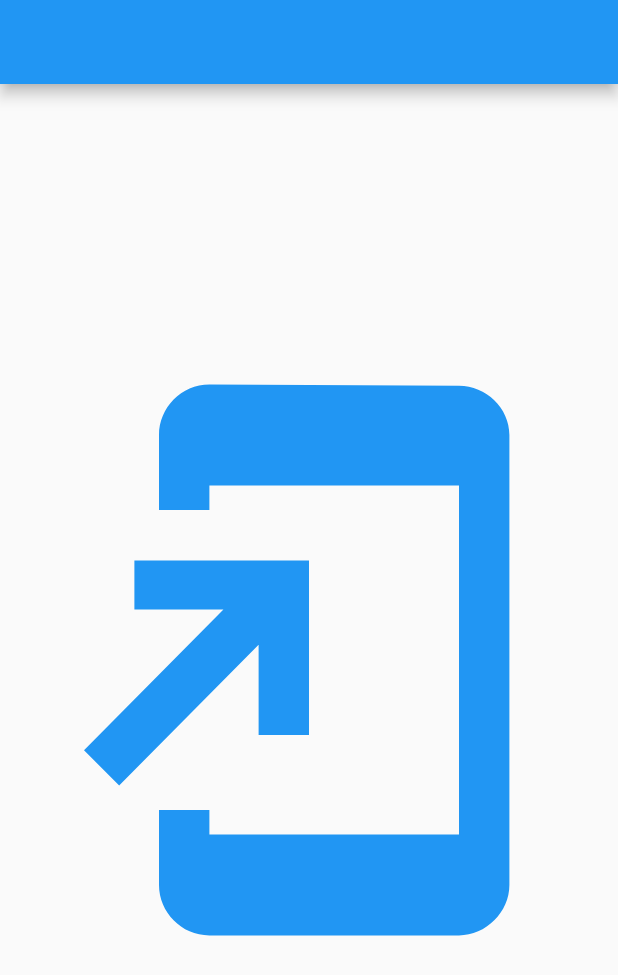
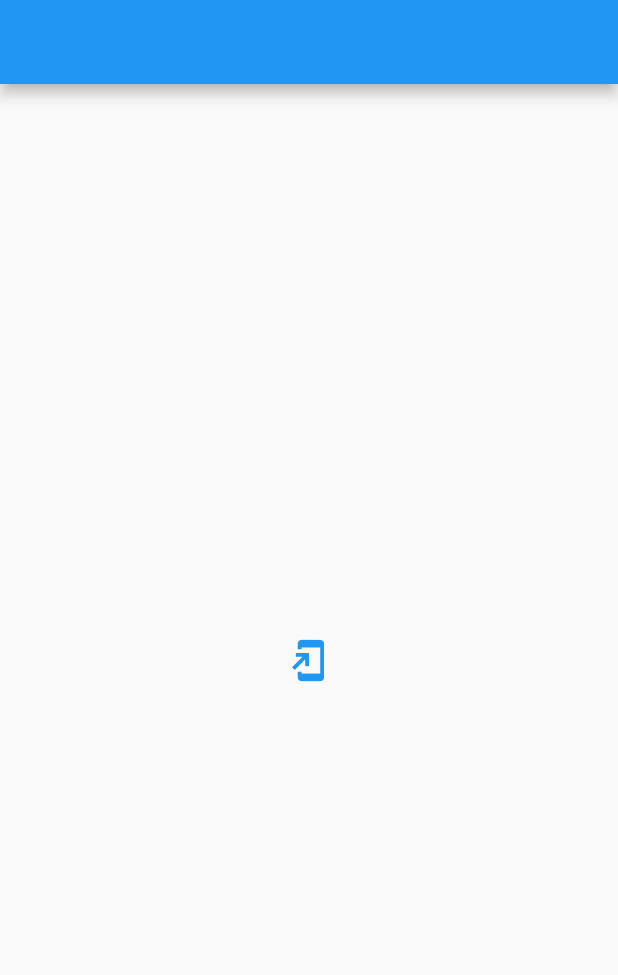
Before and after one commit to xErik444x/flutterProyects, a Flutter app: the screen it shows after launch, on a phone screen of 412 x 824 dp. Shown: the top 975 px of the screen. Run offline on Flutter 3.47's test engine with Material 2 defaults, Android fonts, the phone set to English and light mode, and no system bars.

Commit message:
Icon Button

```diff
--- a/myapp/lib/main.dart
+++ b/myapp/lib/main.dart
@@ -19,7 +19,12 @@ class MyHomePage extends StatelessWidget {
     return Scaffold(
       appBar: AppBar(),
       body: Center(
-        child: Icon(Icons.add_to_home_screen,size: 400,color: Colors.blue,)
+        child: IconButton(
+          icon:  Icon(
+            Icons.add_to_home_screen,size: 30,color: Colors.blue,
+            ),
+         onPressed: ()=>{}
+         )
       ),
     );
   }
```
